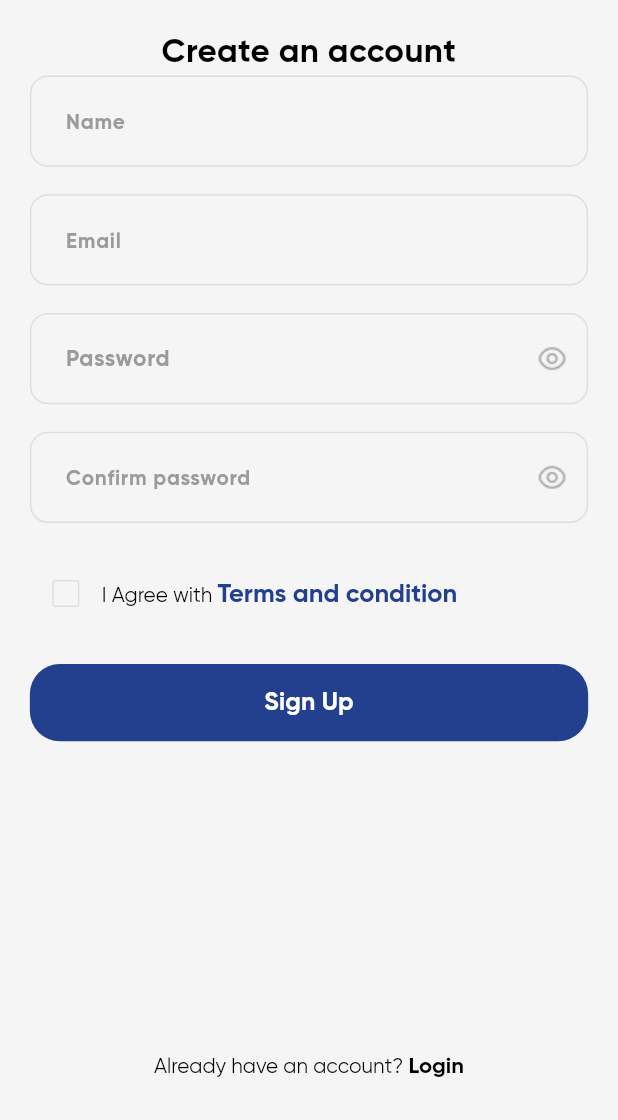
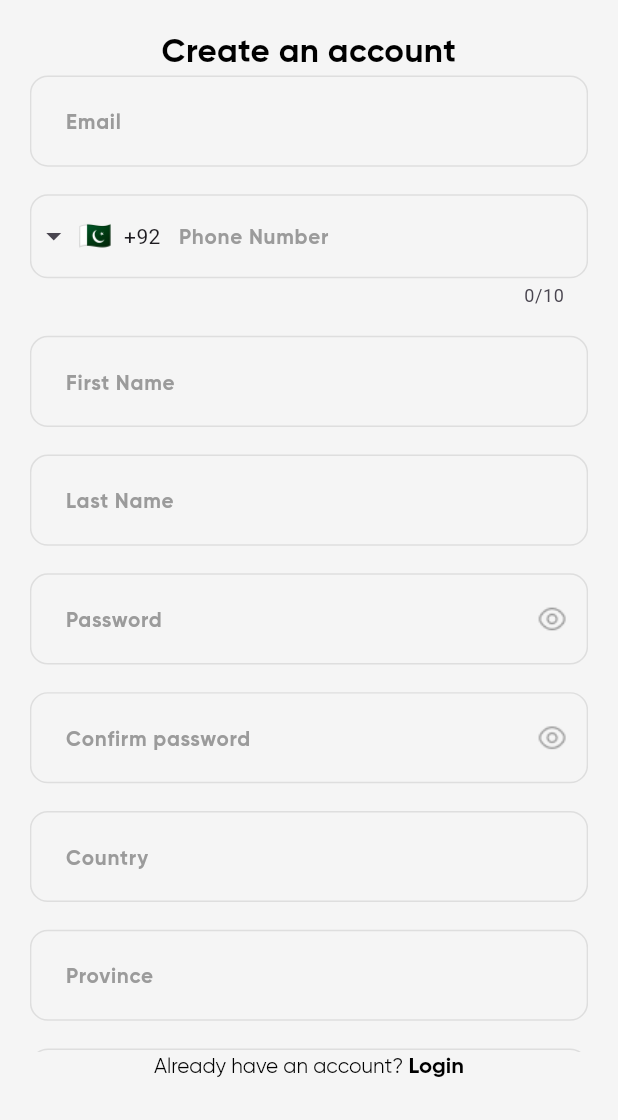
Before and after one commit to ahmedintakhab/IJT_LMS, a Flutter app: the SignInEmptyScreen screen opened directly, on a phone screen of 412 x 824 dp, the part 116-1236 px from its top. Run offline on Flutter 3.47's test engine with Material 3 defaults, Android fonts, the phone set to English and light mode, and no system bars; drawn by our look-alikes of intl_phone_field; our stand-ins replace carousel_slider, expandable_text, expansion_tile_card, flick_video_player, flutter_otp_text_field, flutter_rating_bar and 6 more; accounts and stored records are empty.

Commit message:
Update login and signup screen

```diff
--- a/lib/login/sign_up/sign_up_empty_screen.dart
+++ b/lib/login/sign_up/sign_up_empty_screen.dart
@@ -5,6 +5,8 @@ import 'package:get/get.dart';
 import 'package:learn_megnagmet/login/login_empty_state.dart';
 import 'package:learn_megnagmet/login/sign_up/sign_in_phonenumber.dart';
 import 'package:learn_megnagmet/login/sign_up/term_and_condition.dart';
+import 'package:learn_megnagmet/widget/custom_text_form_field.dart';
+import 'package:learn_megnagmet/widget/phone_number_field.dart';
 
 import '../../utils/screen_size.dart';
 
@@ -23,10 +25,16 @@ class _SignInEmptyScreenState extends State<SignInEmptyScreen> {
 
   String passworderror = '';
   final formkey = GlobalKey<FormState>();
-  TextEditingController nameController = TextEditingController();
+  TextEditingController firstnameController = TextEditingController();
+  TextEditingController lastnameController = TextEditingController();
   TextEditingController emailController = TextEditingController();
+  TextEditingController countryController = TextEditingController();
+  TextEditingController provinceController = TextEditingController();
+  TextEditingController districtController = TextEditingController();
+  TextEditingController cityController = TextEditingController();
+  TextEditingController muqamController = TextEditingController();
   TextEditingController passwordController = TextEditingController();
-  TextEditingController confirmpassController = TextEditingController();
+  TextEditingController confirmpasswordController = TextEditingController();
 
   @override
   Widget build(BuildContext context) {
@@ -96,127 +104,136 @@ class _SignInEmptyScreenState extends State<SignInEmptyScreen> {
       key: formkey,
       child: Column(
         children: [
-          TextFormField(
-            controller: nameController,
-
-            decoration: InputDecoration(
-
-                hintText: 'Name',
-                hintStyle:  TextStyle(
-                    fontSize: 15.sp,
-                    fontFamily: 'Gilroy',
-                    color: const Color(0XFF9B9B9B),
-                    fontWeight: FontWeight.bold),
-
-                focusedBorder: OutlineInputBorder(
-                    borderRadius: BorderRadius.circular(12),
-                    borderSide: BorderSide(color: const Color(0XFF23408F), width: 1.w)),
-                enabledBorder:OutlineInputBorder(
-                  borderSide: BorderSide(color: const Color(0XFFDEDEDE),width: 1.w),
-                  borderRadius: BorderRadius.circular(12),
-                ),
-              filled: true,
-              fillColor: const Color(0xFFF5F5F5),
-              contentPadding: EdgeInsets.only(left: 20.w,top:20.h,bottom: 20.h),
-            ),
+          CustomTextFormField(
+            controller: emailController,
+            hintText: 'Email',
             validator: (val) {
-              if (val!.isEmpty) return 'Enter the  Name';
+              if (val == null || val.isEmpty) {
+                return 'Enter the email';
+              } else if (!RegExp(
+                  r"^[a-zA-Z0-9.a-zA-Z0-9.!#$%&'*+-/=?^_`{|}~]+@[a-zA-Z0-9]+\.[a-zA-Z]+")
+                  .hasMatch(val)) {
+                return "Please enter valid email address";
+              }
               return null;
             },
           ),
           SizedBox(height: 20.h),
-          TextFormField(
-            controller: emailController,
-            decoration: InputDecoration(
-                hintText: 'Email',
-                hintStyle:  TextStyle(
-                    fontSize: 15.sp,
-                    fontFamily: 'Gilroy',
-                    color: const Color(0XFF9B9B9B),
-                    fontWeight: FontWeight.bold),
-                focusedBorder: OutlineInputBorder(
-                    borderRadius: BorderRadius.circular(12),
-                    borderSide: BorderSide(color: const Color(0XFF23408F), width: 1.w)),
-                enabledBorder:OutlineInputBorder(
-                  borderSide: BorderSide(color: const Color(0XFFDEDEDE),width: 1.w),
-                  borderRadius: BorderRadius.circular(12),
-                ), filled: true,
-              fillColor: const Color(0xFFF5F5F5),
-              contentPadding: EdgeInsets.only(left: 20.w,top:20.h,bottom: 20.h),),
+          PhoneNumberField(),
+          SizedBox(height: 20.h),
+          CustomTextFormField(
+            controller: firstnameController,
+            hintText: 'First Name',
             validator: (val) {
-              if (val!.isEmpty)
-                return 'Enter the  email';
-              else {
-                if (!RegExp(
-                        r"^[a-zA-Z0-9.a-zA-Z0-9.!#$%&'*+-/=?^_`{|}~]+@[a-zA-Z0-9]+\.[a-zA-Z]+")
-                    .hasMatch(val)) {
-                  return "Please enter valid email address";
-                }
-              }
+              if (val == null || val.isEmpty) return 'Enter the first name';
+              return null;
+            },
+          ),
+          SizedBox(height: 20.h),
+          CustomTextFormField(
+            controller: lastnameController,
+            hintText: 'Last Name',
+            validator: (val) {
+              if (val == null || val.isEmpty) return 'Enter the last name';
               return null;
             },
           ),
            SizedBox(height: 20.h),
-          TextFormField(
+          CustomTextFormField(
             controller: passwordController,
+            hintText: 'Password',
             obscureText: ispassHiden,
-            decoration: InputDecoration(
-                suffixIcon:ispassHiden
-                    ? GestureDetector(
-                    onTap: () => toggle(),
-                    child:  Image(image: const AssetImage("assets/notvisible_eye.png"),height: 20.h,width: 20.w,))
-                    : GestureDetector(
-                    onTap: () => toggle(),
-                    child:  Image(image: const AssetImage("assets/visible_eye.png"),height: 20.h,width: 20.w,)),
-                hintText: 'Password',
-                hintStyle: const TextStyle(
-                    fontSize: 15,
-                    fontFamily: 'Gilroy',
-                    color: Color(0XFF9B9B9B),
-                    fontWeight: FontWeight.bold),
-                focusedBorder: OutlineInputBorder(
-                    borderRadius: BorderRadius.circular(12),
-                    borderSide: BorderSide(color: const Color(0XFF23408F), width: 1.w)),
-                enabledBorder:OutlineInputBorder(
-                  borderSide: BorderSide(color: const Color(0XFFDEDEDE),width: 1.w),
-                  borderRadius: BorderRadius.circular(12),
-                ), filled: true,
-              fillColor: const Color(0xFFF5F5F5),
-              contentPadding: EdgeInsets.only(left: 20.w,top:20.h,bottom: 20.h),),
+            suffixIcon: ispassHiden
+                ? GestureDetector(
+              onTap: toggle,
+              child: Image(
+                image: const AssetImage("assets/notvisible_eye.png"),
+                height: 20.h,
+                width: 20.w,
+              ),
+            )
+                : GestureDetector(
+              onTap: toggle,
+              child: Image(
+                image: const AssetImage("assets/visible_eye.png"),
+                height: 20.h,
+                width: 20.w,
+              ),
+            ),
             validator: (val) {
-              if (val!.isEmpty) return 'Enter the  password';
+              if (val == null || val.isEmpty) return 'Enter the password';
               return null;
             },
           ),
-           SizedBox(height: 20.h),
-          TextFormField(
-            controller: confirmpassController,
+          SizedBox(height: 20.h),
+          CustomTextFormField(
+            controller: confirmpasswordController,
+            hintText: 'Confirm password',
             obscureText: ispassHiden1,
-            decoration: InputDecoration(
-                suffixIcon: ispassHiden1
-                    ? GestureDetector(
-                    onTap: () => toggle1(),
-                    child:  Image(image:const  AssetImage("assets/notvisible_eye.png"),height: 20.h,width: 20.w,))
-                    : GestureDetector(
-                    onTap: () => toggle1(),
-                    child:  Image(image: const AssetImage("assets/visible_eye.png"),height: 20.h,width: 20.w,)),
-                hintText: 'Confirm password',
-                hintStyle:  TextStyle(
-                    fontSize: 15.sp,
-                    fontFamily: 'Gilroy',
-                    color: const Color(0XFF9B9B9B),
-                    fontWeight: FontWeight.bold),
-                focusedBorder: OutlineInputBorder(
-                    borderRadius: BorderRadius.circular(12),
-                    borderSide: BorderSide(color: const Color(0XFF23408F), width: 1.w)),
-                enabledBorder:OutlineInputBorder(
-                  borderSide:  BorderSide(color: Color(0XFFDEDEDE),width: 1.w),
-                  borderRadius: BorderRadius.circular(12),
-                ), filled: true,
-              fillColor: const Color(0xFFF5F5F5),
-              contentPadding: EdgeInsets.only(left: 20.w,top:20.h,bottom: 20.h),),
+            suffixIcon: ispassHiden1
+                ? GestureDetector(
+              onTap: toggle1,
+              child: Image(
+                image: const AssetImage("assets/notvisible_eye.png"),
+                height: 20.h,
+                width: 20.w,
+              ),
+            )
+                : GestureDetector(
+              onTap: toggle1,
+              child: Image(
+                image: const AssetImage("assets/visible_eye.png"),
+                height: 20.h,
+                width: 20.w,
+              ),
+            ),
             validator: (val) {
-              if (val!.isEmpty) return 'Enter the  confirmpassword';
+              if (val == null || val.isEmpty) return 'Enter the confirmpassword';
+              return null;
+            },
+          ),
+          SizedBox(height: 20.h),
+          CustomTextFormField(
+            controller: countryController,
+            hintText: 'Country',
+            validator: (val) {
+              if (val == null || val.isEmpty) return 'Enter the country';
+              return null;
+            },
+          ),
+          SizedBox(height: 20.h),
+          CustomTextFormField(
+            controller: provinceController,
+            hintText: 'Province',
+            validator: (val) {
+              if (val == null || val.isEmpty) return 'Enter the province';
+              return null;
+            },
+          ),
+          SizedBox(height: 20.h),
+          CustomTextFormField(
+            controller: districtController,
+            hintText: 'District',
+            validator: (val) {
+              if (val == null || val.isEmpty) return 'Enter the district';
+              return null;
+            },
+          ),
+          SizedBox(height: 20.h),
+          CustomTextFormField(
+            controller: cityController,
+            hintText: 'City',
+            validator: (val) {
+              if (val == null || val.isEmpty) return 'Enter the city';
+              return null;
+            },
+          ),
+          SizedBox(height: 20.h),
+          CustomTextFormField(
+            controller: muqamController,
+            hintText: 'Muqam',
+            validator: (val) {
+              if (val == null || val.isEmpty) return 'Enter the muqam';
               return null;
             },
           ),
@@ -274,7 +291,7 @@ class _SignInEmptyScreenState extends State<SignInEmptyScreen> {
         onPressed: ischeaked
             ? () {
                 if (formkey.currentState!.validate()) {
-                  if (confirmpassController.value == passwordController.value) {
+                  if (confirmpasswordController.value == passwordController.value) {
                     Get.to(const SignInPhonenumber());
                   }
                 }
@@ -328,10 +345,17 @@ class _SignInEmptyScreenState extends State<SignInEmptyScreen> {
 
   @override
   void dispose() {
-    nameController.dispose();
+    firstnameController.dispose();
+    lastnameController.dispose();
     emailController.dispose();
     passwordController.dispose();
-    confirmpassController.dispose();
+    confirmpasswordController.dispose();
+    countryController.dispose();
+    provinceController.dispose();
+    districtController.dispose();
+    cityController.dispose();
+    muqamController.dispose();
+    confirmpasswordController.dispose();
     super.dispose();
   }
 }
--- /dev/null
+++ b/lib/widget/custom_text_form_field.dart
@@ -0,0 +1,60 @@
+import 'package:flutter/material.dart';
+import 'package:flutter_screenutil/flutter_screenutil.dart';
+
+class CustomTextFormField extends StatelessWidget {
+  final TextEditingController? controller;
+  final String hintText;
+  final TextStyle? hintStyle;
+  final bool obscureText;
+  final Widget? suffixIcon;
+  final String? Function(String?)? validator;
+
+  const CustomTextFormField({
+    super.key,
+    this.controller,
+    required this.hintText,
+    this.hintStyle,
+    this.obscureText = false,
+    this.suffixIcon,
+    this.validator,
+  });
+
+  @override
+  Widget build(BuildContext context) {
+    return TextFormField(
+      controller: controller,
+      obscureText: obscureText,
+      decoration: InputDecoration(
+        hintText: hintText,
+        hintStyle: hintStyle ??
+            TextStyle(
+              fontSize: 15.sp,
+              fontFamily: 'Gilroy',
+              color: const Color(0xFF9B9B9B),
+              fontWeight: FontWeight.bold,
+            ),
+        focusedBorder: OutlineInputBorder(
+          borderRadius: BorderRadius.circular(12),
+          borderSide: BorderSide(color: const Color(0xFF23408F), width: 1.w),
+        ),
+        enabledBorder: OutlineInputBorder(
+          borderSide: BorderSide(color: const Color(0xFFDEDEDE), width: 1.w),
+          borderRadius: BorderRadius.circular(12),
+        ),
+        errorBorder: OutlineInputBorder(
+          borderRadius: BorderRadius.circular(12),
+          borderSide: BorderSide(color: Colors.red, width: 1.w),
+        ),
+        focusedErrorBorder: OutlineInputBorder(
+          borderRadius: BorderRadius.circular(12),
+          borderSide: BorderSide(color: Colors.red, width: 1.w),
+        ),
+        filled: true,
+        fillColor: const Color(0xFFF5F5F5),
+        contentPadding: EdgeInsets.only(left: 20.w, top: 20.h, bottom: 20.h),
+        suffixIcon: suffixIcon,
+      ),
+      validator: validator,
+    );
+  }
+}
--- /dev/null
+++ b/lib/widget/phone_number_field.dart
@@ -0,0 +1,38 @@
+import 'package:flutter/material.dart';
+import 'package:flutter_screenutil/flutter_screenutil.dart';
+import 'package:intl_phone_field/intl_phone_field.dart';
+
+class PhoneNumberField extends StatelessWidget {
+  const PhoneNumberField({super.key});
+
+  @override
+  Widget build(BuildContext context) {
+    return IntlPhoneField(
+      decoration: InputDecoration(
+        labelText: 'Phone Number',
+        labelStyle: TextStyle(
+          fontFamily: 'Gilroy',
+          fontWeight: FontWeight.w700,
+          fontSize: 15.sp,
+          color: const Color(0xFF9B9B9B),
+        ),
+        border: OutlineInputBorder(
+          borderRadius: BorderRadius.circular(12),
+          borderSide: BorderSide(color: const Color(0xFFDEDEDE), width: 1.w),
+        ),
+        focusedBorder: OutlineInputBorder(
+          borderRadius: BorderRadius.circular(12),
+          borderSide: BorderSide(color: const Color(0xFF23408F), width: 1.w),
+        ),
+        enabledBorder: OutlineInputBorder(
+          borderSide: BorderSide(color: const Color(0xFFDEDEDE), width: 1.w),
+          borderRadius: BorderRadius.circular(12),
+        ),
+      ),
+      initialCountryCode: 'PK',
+      onChanged: (phone) {
+        print(phone.completeNumber);
+      },
+    );
+  }
+}
```
Also changed, not shown: lib/login/login_empty_state.dart (+29 -63 lines).
